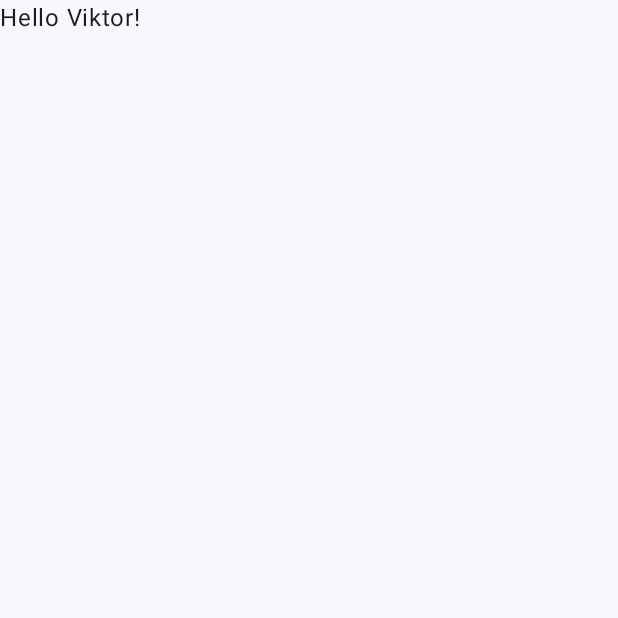
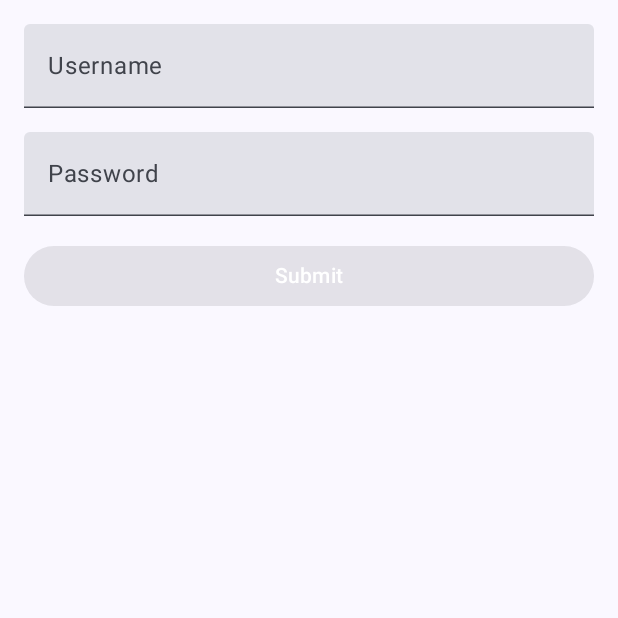
Before and after one commit to ViktorPalchynskyi/AndroidTestingProject, an Android app built with Jetpack Compose: the screen it shows after launch (MainActivity), on a phone screen of 412 x 824 dp, the top half of it. Before the commit the part shown is almost empty. Run offline under Robolectric (Android 15) with nearby library versions, the phone set to English and light mode, and no system bars.

Commit message:
12.11.24 - implementet inputs and button

```diff
--- a/app/src/main/java/com/example/androidtestingproject/MainActivity.kt
+++ b/app/src/main/java/com/example/androidtestingproject/MainActivity.kt
@@ -4,14 +4,29 @@ import android.os.Bundle
 import androidx.activity.ComponentActivity
 import androidx.activity.compose.setContent
 import androidx.activity.enableEdgeToEdge
+import androidx.compose.foundation.layout.Arrangement
+import androidx.compose.foundation.layout.Column
 import androidx.compose.foundation.layout.fillMaxSize
+import androidx.compose.foundation.layout.fillMaxWidth
+import androidx.compose.foundation.layout.height
 import androidx.compose.foundation.layout.padding
 import androidx.compose.material3.Scaffold
 import androidx.compose.material3.Text
+import androidx.compose.material3.TextField
 import androidx.compose.runtime.Composable
+import androidx.compose.runtime.mutableStateOf
+import androidx.compose.runtime.remember
 import androidx.compose.ui.Modifier
-import androidx.compose.ui.tooling.preview.Preview
 import com.example.androidtestingproject.ui.theme.AndroidTestingProjectTheme
+import androidx.compose.runtime.getValue
+import androidx.compose.runtime.setValue
+import androidx.compose.ui.unit.dp
+import androidx.compose.foundation.layout.Spacer
+import androidx.compose.foundation.layout.PaddingValues
+import androidx.compose.ui.graphics.Color
+import androidx.compose.ui.text.style.TextAlign
+import androidx.compose.material3.Button
+import androidx.compose.material3.ButtonDefaults
 
 class MainActivity : ComponentActivity() {
     override fun onCreate(savedInstanceState: Bundle?) {
@@ -20,28 +35,110 @@ class MainActivity : ComponentActivity() {
         setContent {
             AndroidTestingProjectTheme {
                 Scaffold(modifier = Modifier.fillMaxSize()) { innerPadding ->
-                    Greeting(
-                        name = "Viktor",
-                        modifier = Modifier.padding(innerPadding)
-                    )
+                    RenderInputs(innerPadding = innerPadding)
                 }
             }
         }
     }
 }
 
+
+
 @Composable
-fun Greeting(name: String, modifier: Modifier = Modifier) {
+fun ErrorMessage(errorMessage: String?, modifier: Modifier = Modifier,) {
     Text(
-        text = "Hello $name!",
-        modifier = modifier
+        text = errorMessage!!,
+        color = Color.Red,
+        modifier = Modifier
+            .fillMaxWidth()
+            .padding(top = 4.dp),
+        textAlign = TextAlign.Start
     )
 }
 
-@Preview(showBackground = true)
 @Composable
-fun GreetingPreview() {
-    AndroidTestingProjectTheme {
-        Greeting("Android")
+fun Content(
+    text: String,
+    onTextChange: (String) -> Unit,
+    errorMessage: String?,
+    labelName: String
+) {
+    Column(
+        modifier = Modifier.fillMaxWidth(),
+        verticalArrangement = Arrangement.Center
+    ) {
+        // Поле ввода
+        TextField(
+            value = text,
+            onValueChange = onTextChange,
+            label = { Text(labelName) },
+            modifier = Modifier.fillMaxWidth()
+        )
+
+        // Сообщение об ошибке
+        if (errorMessage != null) {
+            ErrorMessage(errorMessage = errorMessage)
+        }
     }
 }
+
+@Composable
+fun RenderInputs(innerPadding: PaddingValues) {
+    Column(
+        modifier = Modifier
+            .fillMaxSize()
+            .padding(innerPadding)
+            .padding(16.dp),
+        verticalArrangement = Arrangement.Top
+    ) {
+        var username by remember { mutableStateOf("") }
+        var usernameError by remember { mutableStateOf<String?>(null) }
+        var password by remember { mutableStateOf("") }
+        var passwordError by remember { mutableStateOf<String?>(null) }
+
+        Content(
+            text = username,
+            onTextChange = { newText ->
+                username = newText
+                usernameError = when {
+                    newText.length < 3 -> "Username must contain at least 3 characters"
+                    newText.length > 30 -> "Username must contain 30 characters at most"
+                    else -> null
+                }
+            },
+            errorMessage = usernameError,
+            labelName = "Username"
+        )
+
+        Spacer(modifier = Modifier.height(16.dp))
+
+        Content(
+            text = password,
+            onTextChange = { newText ->
+                password = newText
+                passwordError = when {
+                    newText.length < 5 -> "Password must contain at least 5 characters"
+                    newText.length > 30 -> "Password must contain 30 characters at most"
+                    else -> null
+                }
+            },
+            errorMessage = passwordError,
+            labelName = "Password"
+        )
+
+        Spacer(modifier = Modifier.height(16.dp))
+
+        val isFormValid = usernameError == null && passwordError == null && username.isNotEmpty() && password.isNotEmpty()
+
+        Button(
+            onClick = { println("Click") },
+            enabled = isFormValid,
+            colors = ButtonDefaults.buttonColors(
+                containerColor = if (isFormValid) Color.Blue else Color.Gray
+            ),
+            modifier = Modifier.fillMaxWidth()
+        ) {
+            Text(text = "Submit", color = Color.White)
+        }
+    }
+}
```
